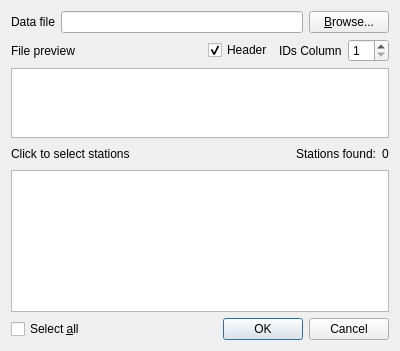
The window that GSIMCLI/interface/select_stations.ui (iled/gsimcli) describes before a commit, drawn with Qt 5.
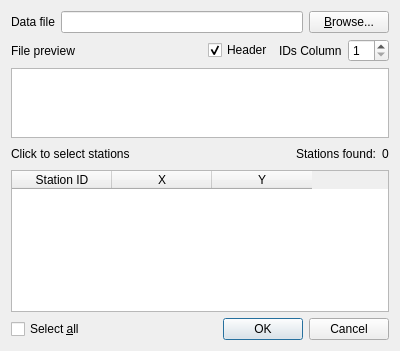
The same window after the commit.

Commit message: WIP: save settings, replace list with table, show coordinates

Patch:
```diff
--- a/GSIMCLI/interface/select_stations.ui
+++ b/GSIMCLI/interface/select_stations.ui
@@ -145,7 +145,7 @@
     </layout>
    </item>
    <item>
-    <widget class="QListWidget" name="listStations">
+    <widget class="QTableWidget" name="tableStations">
      <property name="sizePolicy">
       <sizepolicy hsizetype="Expanding" vsizetype="Expanding">
        <horstretch>0</horstretch>
@@ -161,9 +161,21 @@
      <property name="selectionMode">
       <enum>QAbstractItemView::MultiSelection</enum>
      </property>
-     <property name="sortingEnabled">
-      <bool>true</bool>
-     </property>
+     <column>
+      <property name="text">
+       <string>Station ID</string>
+      </property>
+     </column>
+     <column>
+      <property name="text">
+       <string>X</string>
+      </property>
+     </column>
+     <column>
+      <property name="text">
+       <string>Y</string>
+      </property>
+     </column>
     </widget>
    </item>
    <item>
```
The commit also changes 1 other file.
